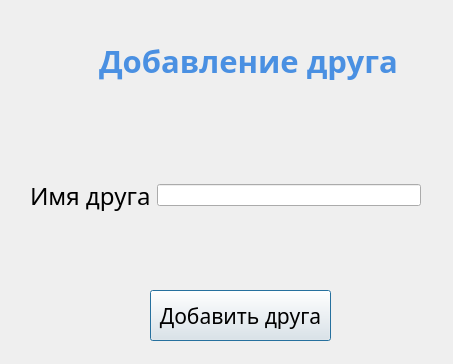
Qt form ui_models/add_friend.ui (vivichv9/activity-tracker-desktop) before a commit.
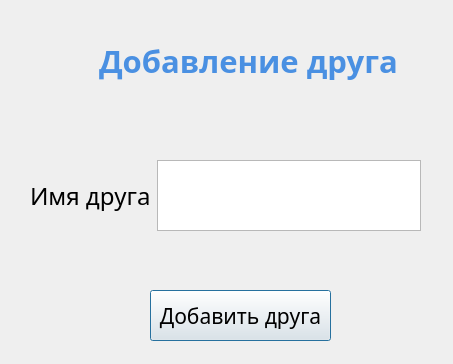
The same form after that commit.

```diff
--- a/ui_models/add_friend.ui
+++ b/ui_models/add_friend.ui
@@ -80,7 +80,7 @@
     <string>Добавить друга</string>
    </property>
   </widget>
-  <widget class="QWidget" name="">
+  <widget class="QWidget" name="layoutWidget">
    <property name="geometry">
     <rect>
      <x>30</x>
@@ -107,7 +107,11 @@
      </widget>
     </item>
     <item>
-     <widget class="QLineEdit" name="lineEdit"/>
+     <widget class="QTextEdit" name="textEdit">
+      <property name="styleSheet">
+       <string notr="true">color: #000000</string>
+      </property>
+     </widget>
     </item>
    </layout>
   </widget>
```
